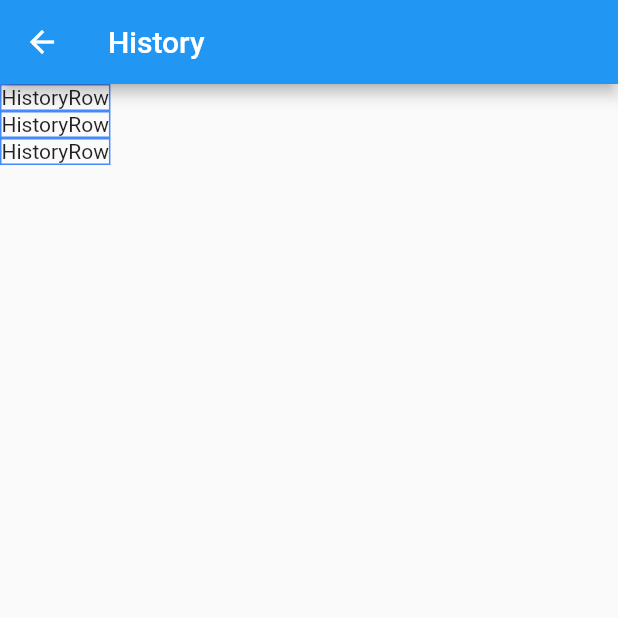
After one commit to andrii-riabchuk/drug-management, a Flutter app: the HistoryPage screen opened by its route, on a phone screen of 412 x 824 dp, the top half of it. The commit adds this screen. Run offline on Flutter 3.47's test engine with Material 2 defaults, Android fonts, the light colour scheme and no system bars; our stand-ins replace shared_preferences; accounts and stored records are empty.

Commit message:
added history page

```diff
--- a/lib/constants/constants.dart
+++ b/lib/constants/constants.dart
@@ -7,6 +7,7 @@ class Routes {
   static const String home = "/";
   static const String party = "/party";
   static const String secret = "/secret";
+  static const String history = "/history";
 }
 
 class Messages {
--- a/lib/main.dart
+++ b/lib/main.dart
@@ -1,4 +1,5 @@
 import 'package:drug_management/constants/constants.dart';
+import 'package:drug_management/pages/history_page/history_page.dart';
 import 'package:drug_management/pages/home_page/home_page.dart';
 import 'package:drug_management/pages/intro_page/intro_page.dart';
 import 'package:drug_management/pages/party/iwant_meph.dart';
@@ -42,7 +43,8 @@ class MyApp extends StatelessWidget {
                 MyAppState(current: prefs.getInt("wantMeph") ?? 0),
             child: MyHomePage(sp: prefs)),
         Routes.party: (context) => const PartyPage(),
-        Routes.secret: (context) => const SecretPage()
+        Routes.secret: (context) => const SecretPage(),
+        Routes.history: (context) => const HistoryPage()
       },
     );
   }
--- /dev/null
+++ b/lib/pages/history_page/history_page.dart
@@ -0,0 +1,26 @@
+import 'package:flutter/material.dart';
+
+class HistoryPage extends StatelessWidget {
+  const HistoryPage({super.key});
+
+  @override
+  Widget build(BuildContext context) {
+    List<Widget> list = [Box(), Box(), Box()];
+
+    return Scaffold(
+      appBar: AppBar(title: const Text("History")),
+      body: Column(children: list),
+    );
+  }
+}
+
+class Box extends StatelessWidget {
+  const Box({super.key});
+
+  @override
+  Widget build(BuildContext context) {
+    return Container(
+        decoration: BoxDecoration(border: Border.all(color: Colors.blueAccent)),
+        child: Text("HistoryRow"));
+  }
+}
```
Also changed, not shown: lib/buttons/history_button.dart (added, +16 -0 lines), lib/pages/home_page/home_page.dart (+60 -20 lines), lib/buttons/info_button_wrapper.dart (renamed from lib/info_button/info_button_wrapper.dart).
